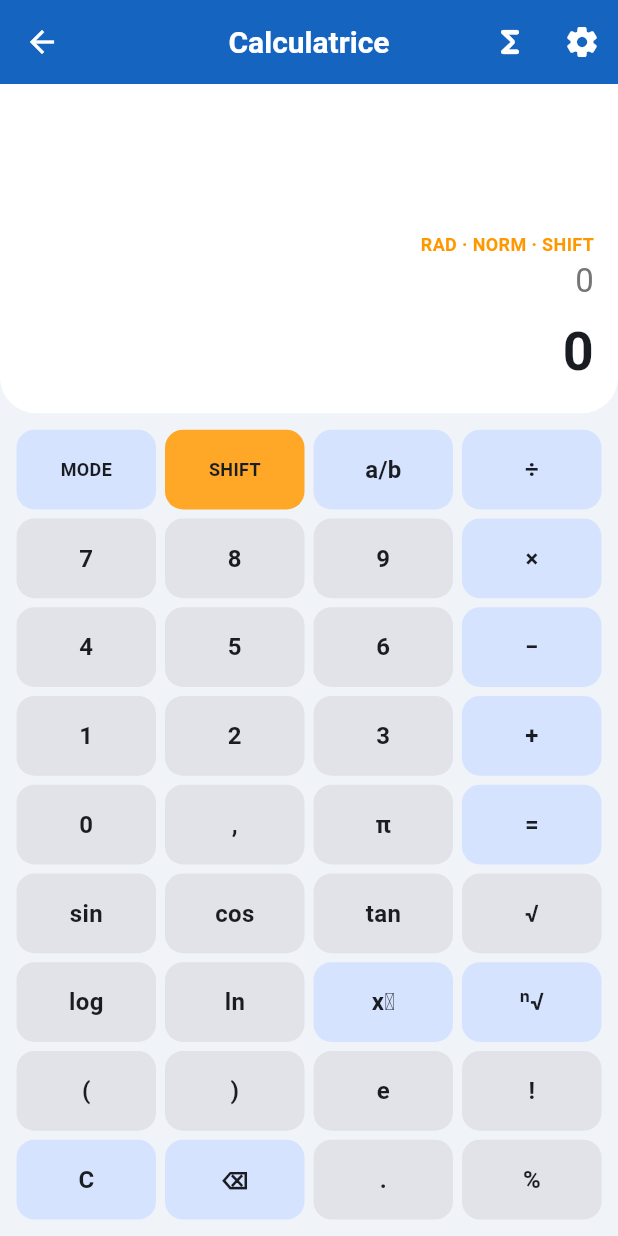
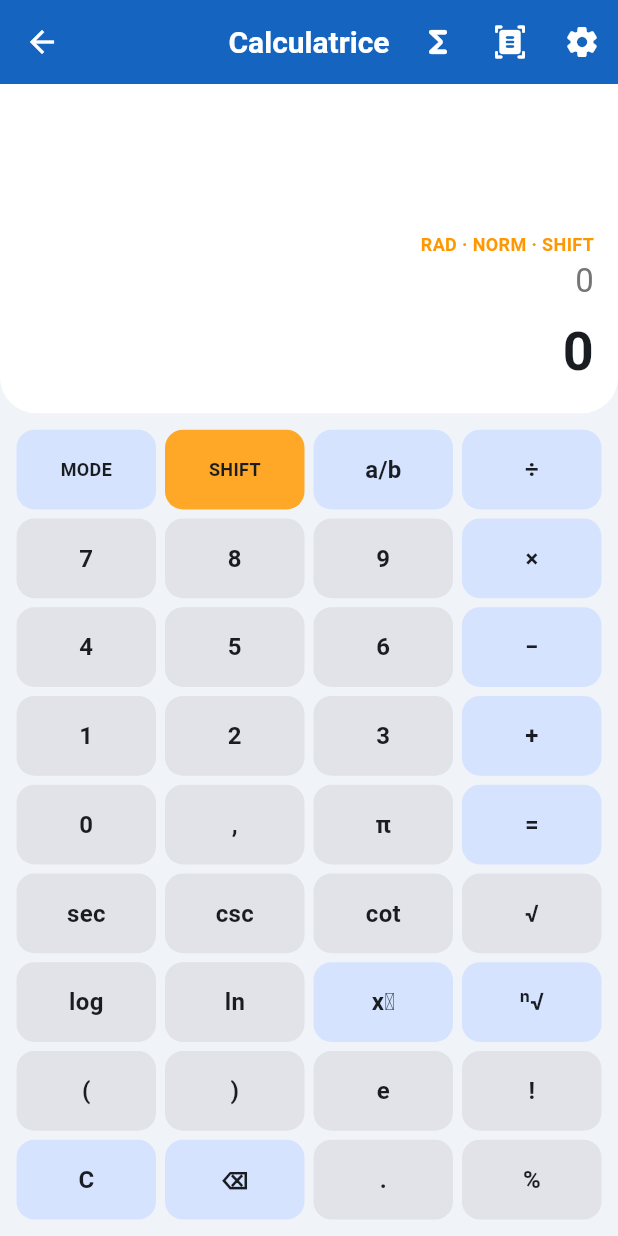
Before and after one commit to alexchep47-gif/calc-for-all, a Flutter app: the CalculatorScreen screen opened by its route, after a tap on "SHIFT", on a phone screen of 412 x 824 dp. Run offline on Flutter 3.47's test engine with Material 3 defaults, Android fonts, the phone set to English and light mode, and no system bars; our stand-ins replace flutter_animate, image_picker, math_expressions, pdf, printing, share_plus and 1 more; missing offline and left inert: google_mlkit_text_recognition; accounts and stored records are empty.

Commit message:
Fix OCR and add reciprocal Shift functions

```diff
--- a/lib/data/services/math_expression_engine.dart
+++ b/lib/data/services/math_expression_engine.dart
@@ -594,6 +594,26 @@ class _Function extends _Node {
           d,
           _Binary('^', _Function('cos', argument), _Number(2)),
         );
+      case 'sec':
+        return _Binary(
+          '*',
+          _Binary('*', _Function('sec', argument), _Function('tan', argument)),
+          d,
+        );
+      case 'csc':
+        return _Unary(
+          '-',
+          _Binary(
+            '*',
+            _Binary('*', _Function('csc', argument), _Function('cot', argument)),
+            d,
+          ),
+        );
+      case 'cot':
+        return _Unary(
+          '-',
+          _Binary('/', d, _Binary('^', _Function('sin', argument), _Number(2))),
+        );
       case 'sqrt':
         return _Binary(
           '/',
--- a/lib/data/services/math_library.dart
+++ b/lib/data/services/math_library.dart
@@ -19,6 +19,9 @@ class MathLibrary {
     'sin',
     'cos',
     'tan',
+    'sec',
+    'csc',
+    'cot',
     'asin',
     'acos',
     'atan',
@@ -46,6 +49,20 @@ class MathLibrary {
   static double sin(double x) => math.sin(x);
   static double cos(double x) => math.cos(x);
   static double tan(double x) => math.tan(x);
+  static double sec(double x) {
+    final c = math.cos(x);
+    return c.abs() < epsilon ? double.nan : 1 / c;
+  }
+
+  static double csc(double x) {
+    final s = math.sin(x);
+    return s.abs() < epsilon ? double.nan : 1 / s;
+  }
+
+  static double cot(double x) {
+    final s = math.sin(x);
+    return s.abs() < epsilon ? double.nan : math.cos(x) / s;
+  }
   static double asin(double x) => x.abs() <= 1 ? math.asin(x) : double.nan;
   static double acos(double x) => x.abs() <= 1 ? math.acos(x) : double.nan;
   static double atan(double x) => math.atan(x);
@@ -107,6 +124,12 @@ class MathLibrary {
         return cos(a);
       case 'tan':
         return tan(a);
+      case 'sec':
+        return sec(a);
+      case 'csc':
+        return csc(a);
+      case 'cot':
+        return cot(a);
       case 'asin':
         return asin(a);
       case 'acos':
--- /dev/null
+++ b/lib/data/services/ocr_service.dart
@@ -0,0 +1,2 @@
+export 'ocr_service_web.dart'
+    if (dart.library.io) 'ocr_service_io.dart';
--- /dev/null
+++ b/lib/data/services/ocr_service_io.dart
@@ -0,0 +1,32 @@
+import 'package:google_mlkit_text_recognition/google_mlkit_text_recognition.dart';
+import 'package:image_picker/image_picker.dart';
+
+class OcrService {
+  final ImagePicker _picker = ImagePicker();
+
+  Future<String?> recognizeExpression({ImageSource source = ImageSource.camera}) async {
+    final image = await _picker.pickImage(source: source, imageQuality: 95);
+    if (image == null || image.path.isEmpty) return null;
+
+    final recognizer = TextRecognizer(script: TextRecognitionScript.latin);
+    try {
+      final result = await recognizer.processImage(InputImage.fromFilePath(image.path));
+      final text = result.text.trim();
+      return text.isEmpty ? null : _normalizeMathText(text);
+    } finally {
+      await recognizer.close();
+    }
+  }
+
+  String _normalizeMathText(String text) => text
+      .replaceAll(RegExp(r'[\n\r]+'), '')
+      .replaceAll('×', '*')
+      .replaceAll('·', '*')
+      .replaceAll('÷', '/')
+      .replaceAll('−', '-')
+      .replaceAll('²', '^2')
+      .replaceAll('³', '^3')
+      .replaceAll('O', '0')
+      .replaceAll('l', '1')
+      .replaceAll(' ', '');
+}
--- /dev/null
+++ b/lib/data/services/ocr_service_web.dart
@@ -0,0 +1,5 @@
+import 'package:image_picker/image_picker.dart';
+
+class OcrService {
+  Future<String?> recognizeExpression({ImageSource source = ImageSource.camera}) async => null;
+}
--- a/lib/features/calculator/calculator_screen.dart
+++ b/lib/features/calculator/calculator_screen.dart
@@ -5,6 +5,7 @@ import '../../core/routes/app_routes.dart';
 import '../../data/services/calculator_service.dart';
 import '../../data/services/math_library.dart';
 import '../../data/services/math_pretty.dart';
+import '../../data/services/ocr_service.dart';
 import '../../data/storage/local_storage.dart';
 
 /// Calculatrice scientifique — ⁿ√ simplifiée, Mode, Shift, virgule
@@ -21,6 +22,17 @@ class _CalculatorScreenState extends State<CalculatorScreen> {
   String _result = '0';
   bool _justCalculated = false;
   bool _shift = false;
+  final OcrService _ocrService = OcrService();
+
+  Future<void> _scanExpression() async {
+    final expression = await _ocrService.recognizeExpression();
+    if (!mounted) return;
+    if (expression == null || expression.isEmpty) {
+      ScaffoldMessenger.of(context).showSnackBar(const SnackBar(content: Text('OCR indisponible sur le Web ou image illisible. Utilisez une photo nette sur Android/iOS.')));
+      return;
+    }
+    setState(() { _expression = expression; _result = '0'; _justCalculated = false; });
+  }
   String _angleMode = 'rad';
   String _displayMode = 'norm';
 
@@ -85,6 +97,18 @@ class _CalculatorScreenState extends State<CalculatorScreen> {
           break;
         case '√':
           _expression += _shift ? 'cbrt(' : 'sqrt(';
+          _shift = false;
+          break;
+        case 'sec':
+          _expression += 'sec(';
+          _shift = false;
+          break;
+        case 'csc':
+          _expression += 'csc(';
+          _shift = false;
+          break;
+        case 'cot':
+          _expression += 'cot(';
           _shift = false;
           break;
         case 'sin':
@@ -303,6 +327,11 @@ class _CalculatorScreenState extends State<CalculatorScreen> {
             onPressed: () => Navigator.pushNamed(context, AppRoutes.graph),
           ),
           IconButton(
+            icon: const Icon(Icons.document_scanner_rounded),
+            tooltip: 'Lire une expression avec l’OCR',
+            onPressed: _scanExpression,
+          ),
+          IconButton(
             icon: const Icon(Icons.settings_rounded),
             onPressed: () => Navigator.pushNamed(context, AppRoutes.settings),
           ),
@@ -367,7 +396,7 @@ class _CalculatorScreenState extends State<CalculatorScreen> {
                   _buildRow(['4', '5', '6', '−']),
                   _buildRow(['1', '2', '3', '+']),
                   _buildRow(['0', ',', 'π', '=']),
-                  _buildRow(['sin', 'cos', 'tan', '√']),
+                  _buildRow([_shift ? 'sec' : 'sin', _shift ? 'csc' : 'cos', _shift ? 'cot' : 'tan', '√']),
                   _buildRow(['log', 'ln', 'xʸ', 'ⁿ√']),
                   _buildRow(['(', ')', 'e', '!']),
                   _buildRow(['C', '⌫', '.', '%']),
```
Also changed, not shown: 2 other files.
